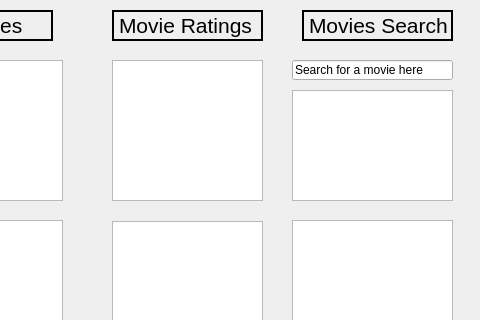
rdmc10/Neflix, file ProjectModernCpp/ProjectModernCpp/userpreferenceswindow.ui: the form before one commit; both pictures show x 318 to 798 and y 0 to 320 of the 798 by 481 pixel window.
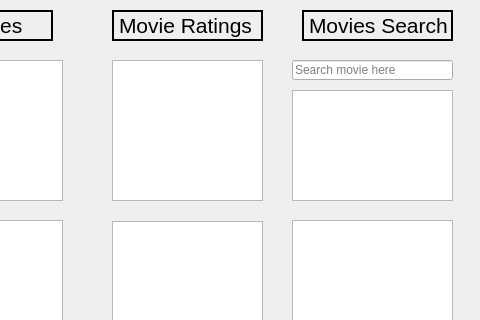
The form after the commit.

Commit message: Fixed function that adds movies to database

Diff of the .ui file:
```diff
--- a/ProjectModernCpp/ProjectModernCpp/userpreferenceswindow.ui
+++ b/ProjectModernCpp/ProjectModernCpp/userpreferenceswindow.ui
@@ -152,7 +152,10 @@
     </rect>
    </property>
    <property name="text">
-    <string>Search for a movie here</string>
+    <string/>
+   </property>
+   <property name="placeholderText">
+    <string>Search movie here</string>
    </property>
   </widget>
   <widget class="QListWidget" name="listWidget_movies">
```
The commit also changes 2 other files.
